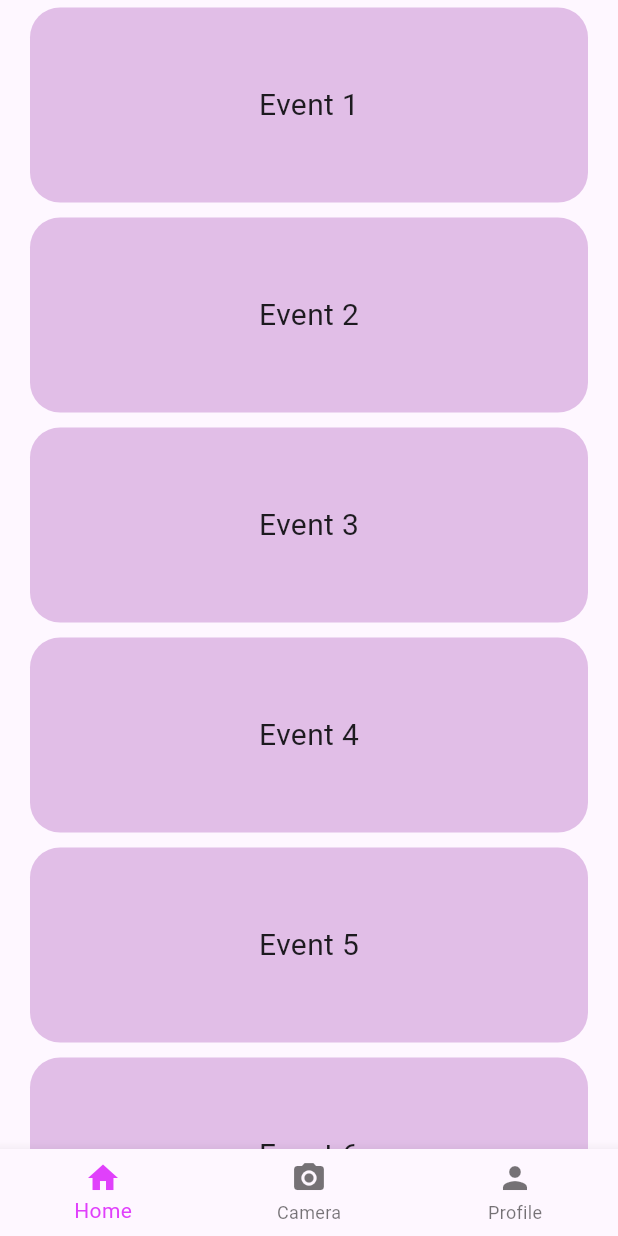
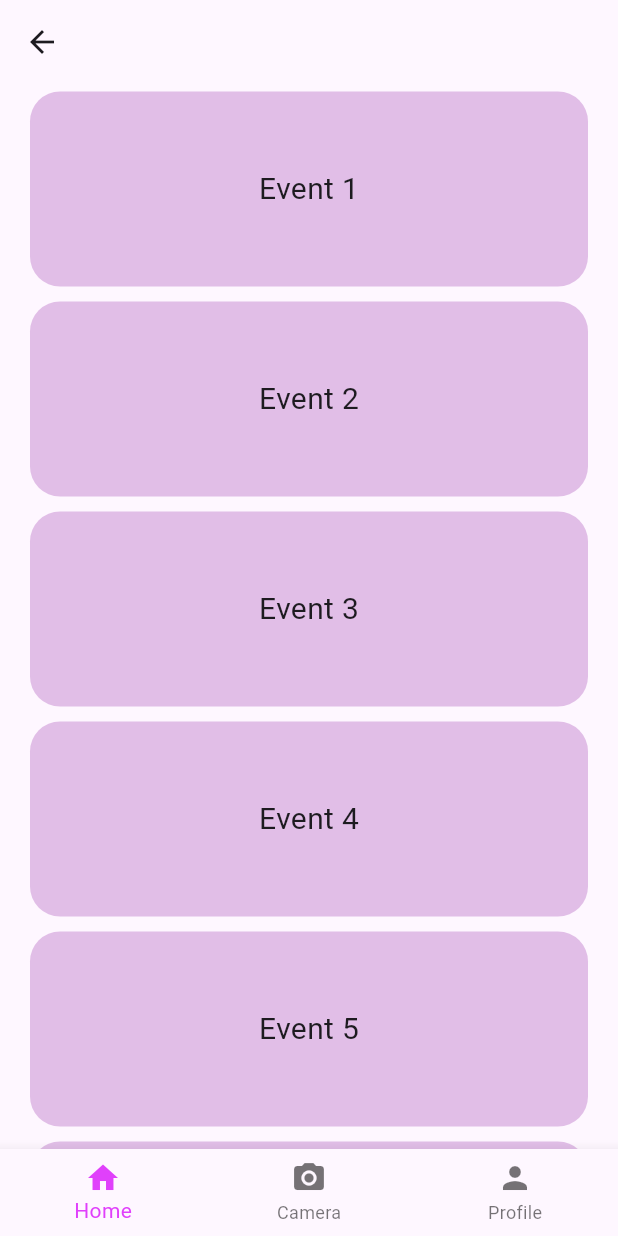
Before and after one commit to ErsekBeatriceAdrienne/Memora, a Flutter app: the HomePage screen opened directly, on a phone screen of 412 x 824 dp. Run offline on Flutter 3.47's test engine with Material 3 defaults, Android fonts, the phone set to English and light mode, and no system bars; our stand-ins replace table_calendar.

Commit message:
home page text

```diff
--- a/Frontend/friends_with_memories/lib/pages/home_page.dart
+++ b/Frontend/friends_with_memories/lib/pages/home_page.dart
@@ -79,6 +79,9 @@ class _HomePageState extends State<HomePage>
   @override
   Widget build(BuildContext context) {
     return Scaffold(
+      appBar: AppBar(
+        // home page text
+      ),
       body: _pages.elementAt(_selectedIndex), // Switches between Home, Camera, and Profile
       bottomNavigationBar: BottomNavigationBar(
         items: const <BottomNavigationBarItem>[
```
